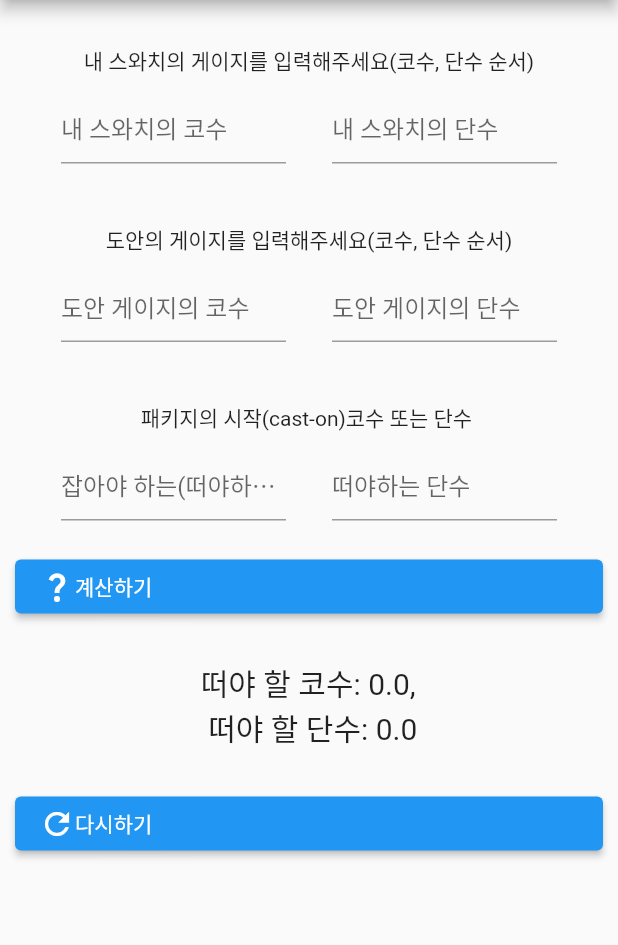
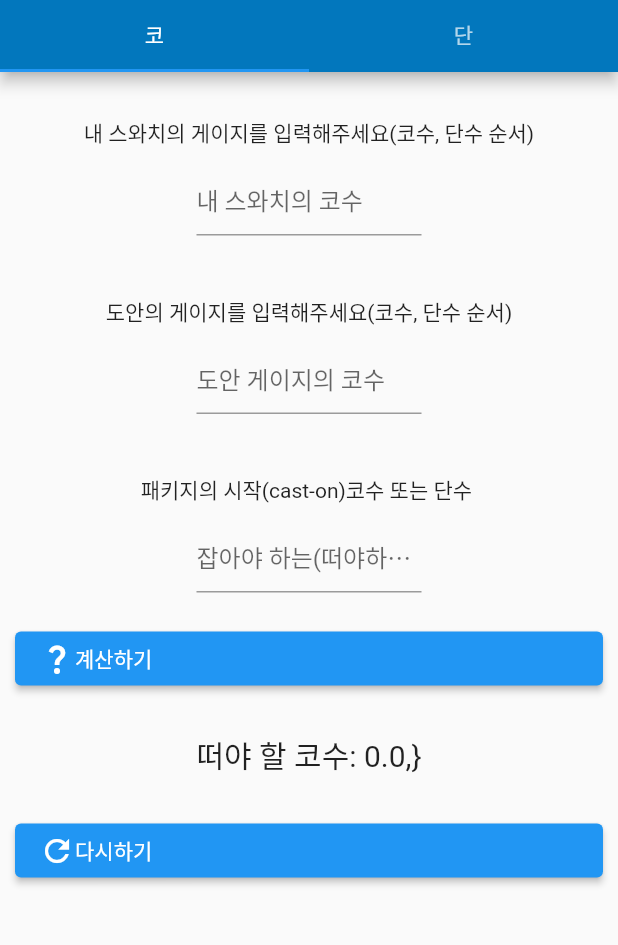
Before and after one commit to kokorii/my_gague, a Flutter app: the screen it shows after launch, on a phone screen of 412 x 824 dp, the part 84-1029 px from its top. Run offline on Flutter 3.47's test engine with Material 2 defaults, Android fonts, the phone set to English and light mode, and no system bars.

Commit message:
코 / 단 tabbar로 분리

```diff
--- a/lib/main.dart
+++ b/lib/main.dart
@@ -1,5 +1,6 @@
 import 'package:flutter/material.dart';
-import 'package:my_gauge/calPage.dart';
+import 'package:my_gauge/stPage.dart';
+import 'package:my_gauge/rowPage.dart';
 
 void main() {
   runApp(MyApp());
@@ -28,13 +29,16 @@ class MyGagueApp extends StatefulWidget {
 class _MyGagueState extends State<MyGagueApp> {
   @override
   Widget build(BuildContext context) {
-    return Scaffold(
+    return DefaultTabController(
+      length: 2,
+      child: Scaffold(
           appBar: AppBar(
             centerTitle: true,
             title: const Text(
               '게이지 계산기',
             ),
             backgroundColor: Colors.lightBlue[800],
+            bottom: TabBar(tabs: [Tab(text: '코'), Tab(text: '단')]),
           ),
           drawer: Drawer(
             child: ListView(
@@ -91,9 +95,17 @@ class _MyGagueState extends State<MyGagueApp> {
               ],
             ),
           ),
-      body: SingleChildScrollView(
+          body: TabBarView(
+            children: [
+              SingleChildScrollView(
                   child: Center(
-        child: CalPage(),
+                child: StPage(),
+              )),
+              SingleChildScrollView(
+                  child: Center(
+                child: RowPage(),
+              )),
+            ],
           )),
     );
   }
--- a/lib/calPage.dart
+++ b/lib/stPage.dart
@@ -1,43 +1,27 @@
 import 'package:flutter/material.dart';
 
-class CalPage extends StatefulWidget {
+class StPage extends StatefulWidget {
   @override
-  State<StatefulWidget> createState() => _CalPage();
+  State<StatefulWidget> createState() => _StPage();
 }
 
-class _CalPage extends State<CalPage> {
-  TextEditingController myRowController = TextEditingController(); // 내 단수
+class _StPage extends State<StPage> {
   TextEditingController myStController = TextEditingController(); // 내 코수
 
-  TextEditingController packRowController = TextEditingController(); // 도안 단수
   TextEditingController packStController = TextEditingController(); // 도안 코수
 
-  TextEditingController castonRowController =
-      TextEditingController(); // cast on row
   TextEditingController castonStController =
       TextEditingController(); // cast on st
 
   Map<String, double> calDict = {
     'mySt': 0,
-    'myRow': 0,
     'packSt': 0,
-    'packRow': 0,
     'castOnSt': 0,
-    'castOnRow': 0,
     'resSt': 0,
-    'resRow': 0
   };
 
   @override
   void dispose() {
-    myRowController.dispose();
-    myStController.dispose();
-    packRowController.dispose();
-    packStController.dispose();
-    packRowController.dispose();
-    castonStController.dispose();
-    castonRowController.dispose();
-
     super.dispose();
   }
 
@@ -63,14 +47,6 @@ class _CalPage extends State<CalPage> {
                   decoration: InputDecoration(hintText: "내 스와치의 코수"),
                 ),
               )),
-              Flexible(
-                  child: SizedBox(
-                width: 150,
-                child: TextField(
-                    keyboardType: TextInputType.number,
-                    controller: myRowController,
-                    decoration: InputDecoration(hintText: "내 스와치의 단수")),
-              )),
             ],
           ),
         ),
@@ -91,14 +67,6 @@ class _CalPage extends State<CalPage> {
                   decoration: InputDecoration(hintText: "도안 게이지의 코수"),
                 ),
               )),
-              Flexible(
-                  child: SizedBox(
-                width: 150,
-                child: TextField(
-                    keyboardType: TextInputType.number,
-                    controller: packRowController,
-                    decoration: InputDecoration(hintText: "도안 게이지의 단수")),
-              )),
             ],
           ),
         ),
@@ -118,14 +86,6 @@ class _CalPage extends State<CalPage> {
                   controller: castonStController,
                   decoration: InputDecoration(hintText: "잡아야 하는(떠야하는) 코수"),
                 ),
-              )),
-              Flexible(
-                  child: SizedBox(
-                width: 150,
-                child: TextField(
-                    keyboardType: TextInputType.number,
-                    controller: castonRowController,
-                    decoration: InputDecoration(hintText: "떠야하는 단수")),
               )),
             ],
           ),
@@ -152,22 +112,12 @@ class _CalPage extends State<CalPage> {
                     ? 0
                     : double.parse(myStController.value.text);
 
-                calDict['myRow'] = myRowController.value.text.isEmpty
-                    ? 0
-                    : double.parse(myRowController.value.text);
-
                 calDict['packSt'] = packStController.value.text.isNotEmpty
                     ? double.parse(packStController.value.text)
                     : 0;
 
-                calDict['packRow'] = packRowController.value.text.isNotEmpty
-                    ? double.parse(packRowController.value.text)
-                    : 0;
                 calDict['castOnSt'] = castonStController.value.text.isNotEmpty
                     ? double.parse(castonStController.value.text)
-                    : 0;
-                calDict['castOnRow'] = castonRowController.value.text.isNotEmpty
-                    ? double.parse(castonRowController.value.text)
                     : 0;
 
                 print("after");
@@ -175,15 +125,6 @@ class _CalPage extends State<CalPage> {
                 //키보드 숨기기
                 FocusManager.instance.primaryFocus?.unfocus();
 
-                if (calDict['myRow'] != 0 &&
-                    calDict['packRow'] != 0 &&
-                    calDict['castOnRow'] != 0) {
-                  calDict['resRow'] = calDict['castOnRow']! /
-                      calDict['packRow']! *
-                      calDict['myRow']!;
-
-                  print("this is row cal");
-                }
                 if (calDict['mySt'] != 0 &&
                     calDict['packSt'] != 0 &&
                     calDict['castOnSt'] != 0) {
@@ -200,7 +141,7 @@ class _CalPage extends State<CalPage> {
         Padding(
           padding: EdgeInsets.all(15.0),
           child: Text(
-            '떠야 할 코수: ${calDict['resSt']},\n 떠야 할 단수: ${calDict['resRow']}',
+            '떠야 할 코수: ${calDict['resSt']},}',
             style: TextStyle(fontSize: 20),
           ),
         ),
@@ -210,21 +151,14 @@ class _CalPage extends State<CalPage> {
             onPressed: () {
               setState(() {
                 myStController.clear();
-                myRowController.clear();
                 packStController.clear();
-                packRowController.clear();
                 castonStController.clear();
-                castonRowController.clear();
 
                 calDict = {
                   'mySt': 0,
-                  'myRow': 0,
                   'packSt': 0,
-                  'packRow': 0,
                   'castOnSt': 0,
-                  'castOnRow': 0,
                   'resSt': 0,
-                  'resRow': 0
                 };
               });
             },
--- a/pubspec.yaml
+++ b/pubspec.yaml
@@ -16,7 +16,7 @@ publish_to: 'none' # Remove this line if you wish to publish to pub.dev
 # https://developer.apple.com/library/archive/documentation/General/Reference/InfoPlistKeyReference/Articles/CoreFoundationKeys.html
 # In Windows, build-name is used as the major, minor, and patch parts
 # of the product and file versions while build-number is used as the build suffix.
-version: 1.0.1+3
+version: 1.0.1+4
 
 environment:
   sdk: '>=2.19.6 <3.0.0'
```
Also changed, not shown: lib/rowPage.dart (added, +167 -0 lines). Lines whose indentation alone changed are shown as unchanged.
